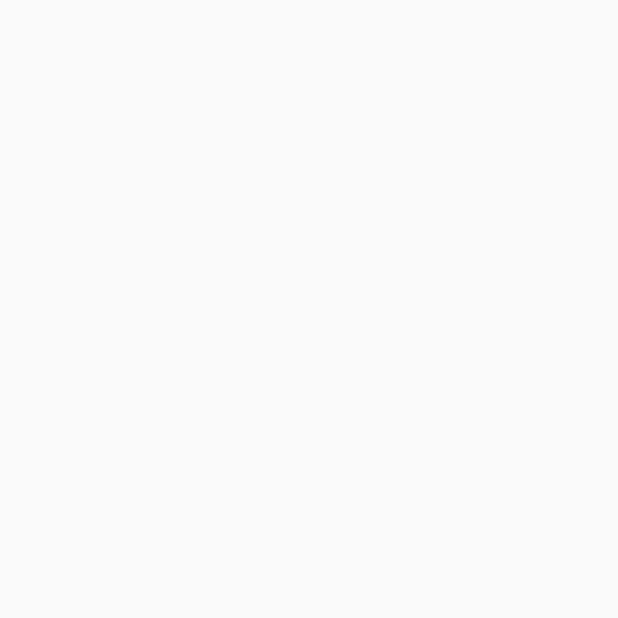
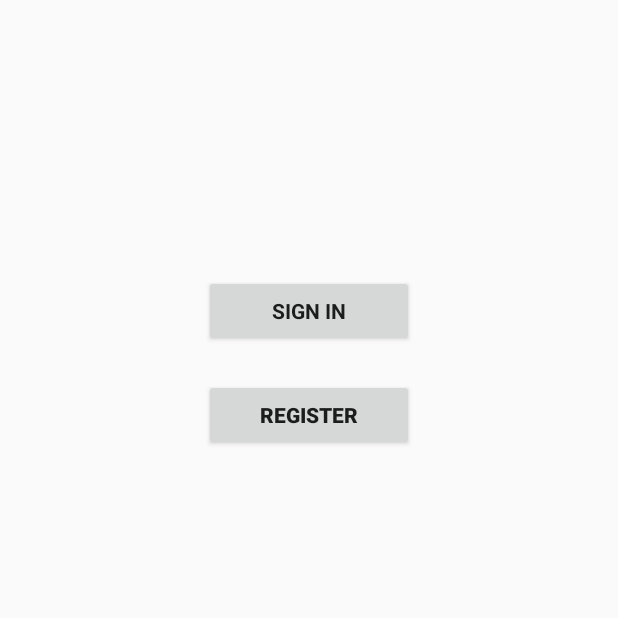
Before and after one commit to kh3laghar/SwapnoBloodDonation, an Android app: the screen it shows after launch (MainActivity), on a phone screen of 412 x 824 dp, the top half of it. Before the commit the part shown is empty. Run offline under Robolectric (Android 15) with nearby library versions, the phone set to English and light mode, and no system bars.

Commit message:
Abstract Model

```diff
--- a/app/src/main/AndroidManifest.xml
+++ b/app/src/main/AndroidManifest.xml
@@ -15,6 +15,7 @@
                 <category android:name="android.intent.category.LAUNCHER" />
             </intent-filter>
         </activity>
+
         <activity
             android:name=".LoginAdminAndUser"
             android:label="@string/app_name">
--- a/app/src/main/java/com/asm_linksys/swapnoblooddonationapplication/MainActivity.java
+++ b/app/src/main/java/com/asm_linksys/swapnoblooddonationapplication/MainActivity.java
@@ -1,10 +1,43 @@
 package com.asm_linksys.swapnoblooddonationapplication;
 
 import android.app.Activity;
+import android.net.Uri;
+import android.os.Bundle;
 
 /**
  * Created by Md.Asiful on 29-Sep-16.
  */
 
 public class MainActivity extends Activity {
+
+    /**
+     * Called when the activity is starting.  This is where most initialization
+     * should go: calling {@link #setContentView(int)} to inflate the
+     * activity's UI, using {@link #findViewById} to programmatically interact
+     * with widgets in the UI, calling
+     * {@link #managedQuery(Uri, String[], String, String[], String)} to retrieve
+     * cursors for data being displayed, etc.
+     * <p>
+     * <p>You can call {@link #finish} from within this function, in
+     * which case onDestroy() will be immediately called without any of the rest
+     * of the activity lifecycle ({@link #onStart}, {@link #onResume},
+     * {@link #onPause}, etc) executing.
+     * <p>
+     * <p><em>Derived classes must call through to the super class's
+     * implementation of this method.  If they do not, an exception will be
+     * thrown.</em></p>
+     *
+     * @param savedInstanceState If the activity is being re-initialized after
+     *                           previously being shut down then this Bundle contains the data it most
+     *                           recently supplied in {@link #onSaveInstanceState}.  <b><i>Note: Otherwise it is null.</i></b>
+     * @see #onStart
+     * @see #onSaveInstanceState
+     * @see #onRestoreInstanceState
+     * @see #onPostCreate
+     */
+    @Override
+    protected void onCreate(Bundle savedInstanceState) {
+        super.onCreate(savedInstanceState);
+        setContentView(R.layout.activity_main);
+    }
 }
--- /dev/null
+++ b/app/src/main/res/drawable/backgroud_border.xml
@@ -0,0 +1,4 @@
+<?xml version="1.0" encoding="utf-8"?>
+<selector>
+
+</selector>
--- a/app/src/main/res/layout/activity_main.xml
+++ b/app/src/main/res/layout/activity_main.xml
@@ -1,34 +1,29 @@
 <?xml version="1.0" encoding="utf-8"?>
-<android.support.design.widget.CoordinatorLayout xmlns:android="http://schemas.android.com/apk/res/android"
-    xmlns:app="http://schemas.android.com/apk/res-auto"
-    xmlns:tools="http://schemas.android.com/tools"
+<RelativeLayout xmlns:android="http://schemas.android.com/apk/res/android"
     android:layout_width="match_parent"
-    android:layout_height="match_parent"
-    android:fitsSystemWindows="true"
-    tools:context="com.asm_linksys.swapnoblooddonationapplication.ApplicationHomePage">
+    android:layout_height="match_parent">
 
-    <android.support.design.widget.AppBarLayout
-        android:layout_width="match_parent"
+    <Button
+        android:id="@+id/SignInButton"
+        style="@style/Theme.Design.NoActionBar"
+        android:layout_width="140dp"
         android:layout_height="wrap_content"
-        android:theme="@style/AppTheme.AppBarOverlay">
+        android:layout_alignParentTop="true"
+        android:layout_centerHorizontal="true"
+        android:layout_marginTop="183dp"
+        android:text="SIGN IN"
+        android:textAppearance="@style/TextAppearance.AppCompat.Body1"
+        android:textStyle="normal|bold" />
 
-        <android.support.v7.widget.Toolbar
-            android:id="@+id/toolbar"
-            android:layout_width="match_parent"
-            android:layout_height="?attr/actionBarSize"
-            android:background="?attr/colorPrimary"
-            app:popupTheme="@style/AppTheme.PopupOverlay" />
-
-    </android.support.design.widget.AppBarLayout>
-
-    <include layout="@layout/content_main" />
-
-    <android.support.design.widget.FloatingActionButton
-        android:id="@+id/fab"
-        android:layout_width="wrap_content"
+    <Button
+        android:id="@+id/button3"
+        android:layout_width="140dp"
         android:layout_height="wrap_content"
-        android:layout_gravity="bottom|end"
-        android:layout_margin="@dimen/fab_margin"
-        app:srcCompat="@android:drawable/ic_dialog_email" />
-
-</android.support.design.widget.CoordinatorLayout>
+        android:layout_alignLeft="@+id/SignInButton"
+        android:layout_alignStart="@+id/SignInButton"
+        android:layout_below="@+id/SignInButton"
+        android:layout_marginTop="21dp"
+        android:text="REGISTER"
+        android:textAppearance="@style/TextAppearance.AppCompat.Body2"
+        android:textStyle="normal|bold" />
+</RelativeLayout>
```
Also changed, not shown: app/src/main/java/com/asm_linksys/swapnoblooddonationapplication/AdminHome.java (added, +10 -0 lines), app/src/main/java/com/asm_linksys/swapnoblooddonationapplication/SearchDonor.java (+32 -0 lines).
